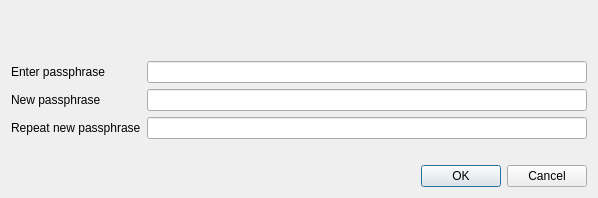
Before: the Qt Designer form src/qt/forms/askpassphrasedialog.ui in talkcoin/talkcoin-wallet, drawn with Qt 5.
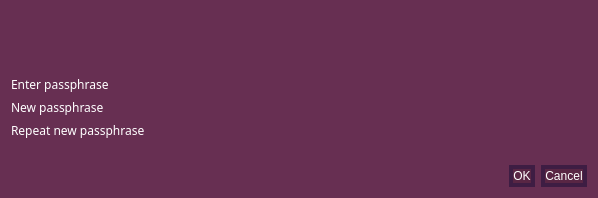
After: the same form once the commit is applied.

What changed in the file:
```diff
--- a/src/qt/forms/askpassphrasedialog.ui
+++ b/src/qt/forms/askpassphrasedialog.ui
@@ -25,6 +25,9 @@
   <property name="windowTitle">
    <string>Passphrase Dialog</string>
   </property>
+  <property name="styleSheet">
+   <string notr="true">background-color: rgb(103, 47, 82);</string>
+  </property>
   <layout class="QVBoxLayout" name="verticalLayout">
    <item>
     <widget class="QLabel" name="warningLabel">
@@ -43,6 +46,15 @@
      </property>
      <item row="0" column="0">
       <widget class="QLabel" name="passLabel1">
+       <property name="font">
+        <font>
+         <family>Gill Sans MT</family>
+         <pointsize>9</pointsize>
+        </font>
+       </property>
+       <property name="styleSheet">
+        <string notr="true">color: rgb(255, 255, 255);</string>
+       </property>
        <property name="text">
         <string>Enter passphrase</string>
        </property>
@@ -50,6 +62,232 @@
      </item>
      <item row="0" column="1">
       <widget class="QLineEdit" name="passEdit1">
+       <property name="palette">
+        <palette>
+         <active>
+          <colorrole role="WindowText">
+           <brush brushstyle="SolidPattern">
+            <color alpha="255">
+             <red>255</red>
+             <green>255</green>
+             <blue>255</blue>
+            </color>
+           </brush>
+          </colorrole>
+          <colorrole role="Button">
+           <brush brushstyle="SolidPattern">
+            <color alpha="255">
+             <red>103</red>
+             <green>47</green>
+             <blue>82</blue>
+            </color>
+           </brush>
+          </colorrole>
+          <colorrole role="Text">
+           <brush brushstyle="SolidPattern">
+            <color alpha="255">
+             <red>255</red>
+             <green>255</green>
+             <blue>255</blue>
+            </color>
+           </brush>
+          </colorrole>
+          <colorrole role="ButtonText">
+           <brush brushstyle="SolidPattern">
+            <color alpha="255">
+             <red>255</red>
+             <green>255</green>
+             <blue>255</blue>
+            </color>
+           </brush>
+          </colorrole>
+          <colorrole role="Base">
+           <brush brushstyle="SolidPattern">
+            <color alpha="255">
+             <red>103</red>
+             <green>47</green>
+             <blue>82</blue>
+            </color>
+           </brush>
+          </colorrole>
+          <colorrole role="Window">
+           <brush brushstyle="SolidPattern">
+            <color alpha="255">
+             <red>103</red>
+             <green>47</green>
+             <blue>82</blue>
+            </color>
+           </brush>
+          </colorrole>
+          <colorrole role="Highlight">
+           <brush brushstyle="SolidPattern">
+            <color alpha="255">
+             <red>103</red>
+             <green>47</green>
+             <blue>82</blue>
+            </color>
+           </brush>
+          </colorrole>
+         </active>
+         <inactive>
+          <colorrole role="WindowText">
+           <brush brushstyle="SolidPattern">
+            <color alpha="255">
+             <red>255</red>
+             <green>255</green>
+             <blue>255</blue>
+            </color>
+           </brush>
+          </colorrole>
+          <colorrole role="Button">
+           <brush brushstyle="SolidPattern">
+            <color alpha="255">
+             <red>103</red>
+             <green>47</green>
+             <blue>82</blue>
+            </color>
+           </brush>
+          </colorrole>
+          <colorrole role="Text">
+           <brush brushstyle="SolidPattern">
+            <color alpha="255">
+             <red>255</red>
+             <green>255</green>
+             <blue>255</blue>
+            </color>
+           </brush>
+          </colorrole>
+          <colorrole role="ButtonText">
+           <brush brushstyle="SolidPattern">
+            <color alpha="255">
+             <red>255</red>
+             <green>255</green>
+             <blue>255</blue>
+            </color>
+           </brush>
+          </colorrole>
+          <colorrole role="Base">
+           <brush brushstyle="SolidPattern">
+            <color alpha="255">
+             <red>103</red>
+             <green>47</green>
+             <blue>82</blue>
+            </color>
+           </brush>
+          </colorrole>
+          <colorrole role="Window">
+           <brush brushstyle="SolidPattern">
+            <color alpha="255">
+             <red>103</red>
+             <green>47</green>
+             <blue>82</blue>
+            </color>
+           </brush>
+          </colorrole>
+          <colorrole role="Highlight">
+           <brush brushstyle="SolidPattern">
+            <color alpha="255">
+             <red>103</red>
+             <green>47</green>
+             <blue>82</blue>
+            </color>
+           </brush>
+          </colorrole>
+         </inactive>
+         <disabled>
+          <colorrole role="WindowText">
+           <brush brushstyle="SolidPattern">
+            <color alpha="255">
+             <red>255</red>
+             <green>255</green>
+             <blue>255</blue>
+            </color>
+           </brush>
+          </colorrole>
+          <colorrole role="Button">
+           <brush brushstyle="SolidPattern">
+            <color alpha="255">
+             <red>103</red>
+             <green>47</green>
+             <blue>82</blue>
+            </color>
+           </brush>
+          </colorrole>
+          <colorrole role="Text">
+           <brush brushstyle="SolidPattern">
+            <color alpha="255">
+             <red>255</red>
+             <green>255</green>
+             <blue>255</blue>
+            </color>
+           </brush>
+          </colorrole>
+          <colorrole role="ButtonText">
+           <brush brushstyle="SolidPattern">
+            <color alpha="255">
+             <red>255</red>
+             <green>255</green>
+             <blue>255</blue>
+            </color>
+           </brush>
+          </colorrole>
+          <colorrole role="Base">
+           <brush brushstyle="SolidPattern">
+            <color alpha="255">
+             <red>103</red>
+             <green>47</green>
+             <blue>82</blue>
+            </color>
+           </brush>
+          </colorrole>
+          <colorrole role="Window">
+           <brush brushstyle="SolidPattern">
+            <color alpha="255">
+             <red>103</red>
+             <green>47</green>
+             <blue>82</blue>
+            </color>
+           </brush>
+          </colorrole>
+          <colorrole role="Highlight">
+           <brush brushstyle="SolidPattern">
+            <color alpha="255">
+             <red>103</red>
+             <green>47</green>
+             <blue>82</blue>
+            </color>
+           </brush>
+          </colorrole>
+         </disabled>
+        </palette>
+       </property>
+       <property name="mouseTracking">
+        <bool>false</bool>
+       </property>
+       <property name="contextMenuPolicy">
+        <enum>Qt::ActionsContextMenu</enum>
+       </property>
+       <property name="autoFillBackground">
+        <bool>false</bool>
+       </property>
+       <property name="styleSheet">
+        <string notr="true">QLineEdit {
+background-color: rgb(103, 47, 82);
+border-color:rgb(255,255,255);
+border-width: 2px;
+color: rgb(255, 255, 255);
+}
+
+
+QLinetEdit:hover
+{
+selection-background-color: rgb(103,47,82);
+background-color: rgb(103,47,82);
+}</string>
+       </property>
+       <property name="frame">
+        <bool>false</bool>
+       </property>
        <property name="echoMode">
         <enum>QLineEdit::Password</enum>
        </property>
@@ -57,6 +295,15 @@
      </item>
      <item row="1" column="0">
       <widget class="QLabel" name="passLabel2">
+       <property name="font">
+        <font>
+         <family>Gill Sans MT</family>
+         <pointsize>9</pointsize>
+        </font>
+       </property>
+       <property name="styleSheet">
+        <string notr="true">color: rgb(255, 255, 255);</string>
+       </property>
        <property name="text">
         <string>New passphrase</string>
        </property>
@@ -64,6 +311,23 @@
      </item>
      <item row="1" column="1">
       <widget class="QLineEdit" name="passEdit2">
+       <property name="autoFillBackground">
+        <bool>false</bool>
+       </property>
+       <property name="styleSheet">
+        <string notr="true">QLineEdit {
+background-color: rgb(103, 47, 82);
+border-color:rgb(255,255,255);
+border-width: 2px;
+color: rgb(255, 255, 255);
+}</string>
+       </property>
+       <property name="inputMethodHints">
+        <set>Qt::ImhHiddenText|Qt::ImhNoAutoUppercase|Qt::ImhNoPredictiveText</set>
+       </property>
+       <property name="frame">
+        <bool>false</bool>
+       </property>
        <property name="echoMode">
         <enum>QLineEdit::Password</enum>
        </property>
@@ -71,6 +335,15 @@
      </item>
      <item row="2" column="0">
       <widget class="QLabel" name="passLabel3">
+       <property name="font">
+        <font>
+         <family>Gill Sans MT</family>
+         <pointsize>9</pointsize>
+        </font>
+       </property>
+       <property name="styleSheet">
+        <string notr="true">color: rgb(255, 255, 255);</string>
+       </property>
        <property name="text">
         <string>Repeat new passphrase</string>
        </property>
@@ -78,6 +351,17 @@
      </item>
      <item row="2" column="1">
       <widget class="QLineEdit" name="passEdit3">
+       <property name="styleSheet">
+        <string notr="true">QLineEdit {
+background-color: rgb(103, 47, 82);
+border-color:rgb(255,255,255);
+border-width: 2px;
+color: rgb(255, 255, 255);
+}</string>
+       </property>
+       <property name="frame">
+        <bool>false</bool>
+       </property>
        <property name="echoMode">
         <enum>QLineEdit::Password</enum>
        </property>
@@ -103,6 +387,26 @@
    </item>
    <item>
     <widget class="QDialogButtonBox" name="buttonBox">
+     <property name="font">
+      <font>
+       <family>Gill Sans MT</family>
+       <pointsize>9</pointsize>
+      </font>
+     </property>
+     <property name="styleSheet">
+      <string notr="true">QPushButton{
+border: 4px solid;
+border-radius: 13px;
+background-color: rgb(89, 38, 68);
+selection-background-color: rgb(85, 255, 38);
+color: rgb(255, 255, 255);
+border-color: rgb(62, 29, 67);}
+/*
+selection-background-color: rgb(85, 170, 0);
+color: rgb(255, 255, 255);
+border-color: rgb(62, 29, 67);
+*/</string>
+     </property>
      <property name="orientation">
       <enum>Qt::Horizontal</enum>
      </property>
```
